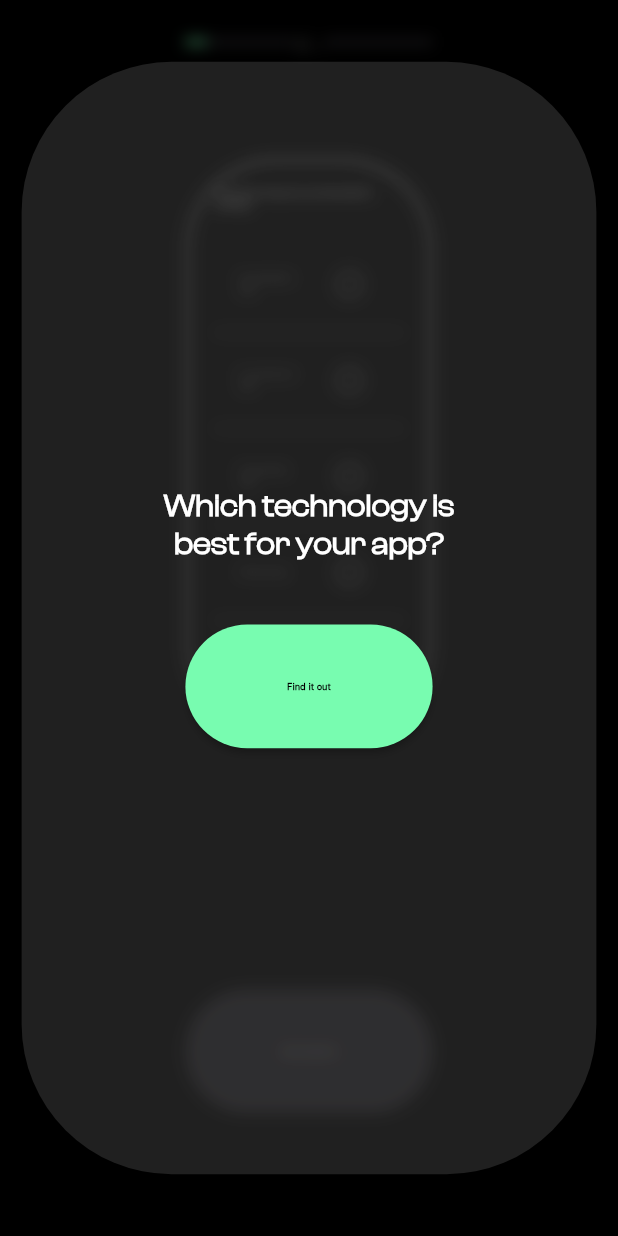
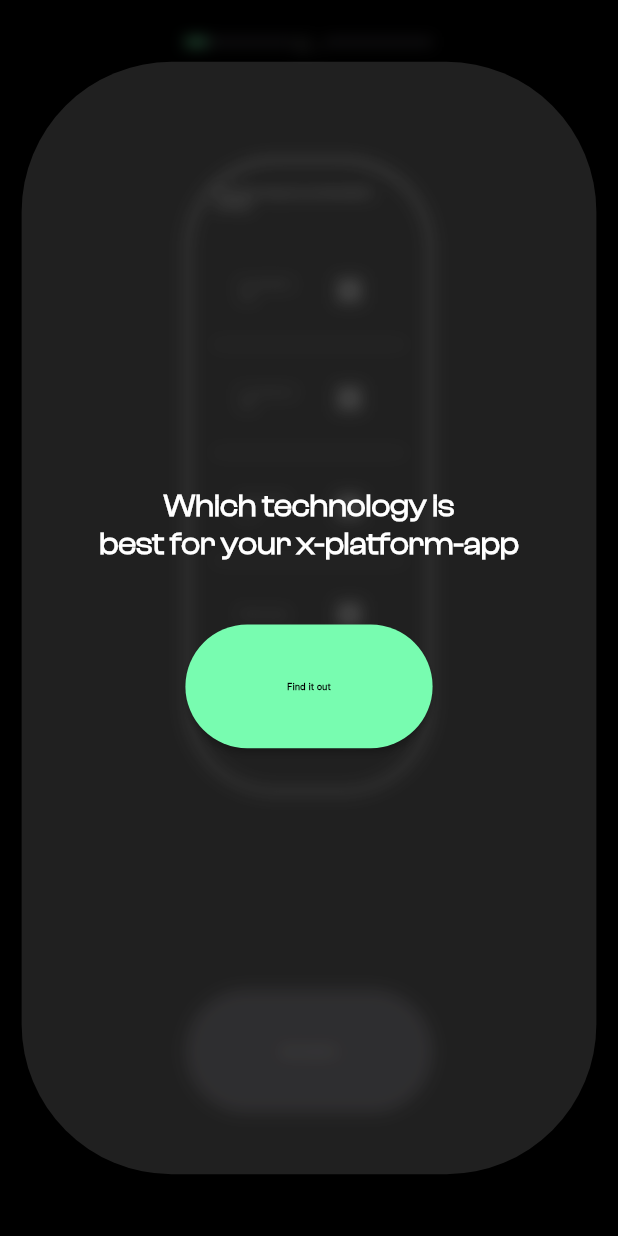
Before and after one commit to Snapp-X/Framework_quiz, a Flutter app: the ResultsScreen screen opened by its route, after a tap on the "close" icon, on a phone screen of 412 x 824 dp. Run offline on Flutter 3.47's test engine with Material 2 defaults, Android fonts, the phone set to English and light mode, and no system bars; our stand-ins replace flutter_riverpod, go_router, percent_indicator, shared_preferences; accounts and stored records are empty.

Commit message:
replaced radiolisttiles with checkboxtiles for multiple selection and fixed dialog title

```diff
--- a/analysis_options.yaml
+++ b/analysis_options.yaml
@@ -22,18 +22,17 @@ linter:
   # `// ignore_for_file: name_of_lint` syntax on the line or in the file
   # producing the lint.
   rules:
-    rules:
-      - avoid_print
-      - avoid_unnecessary_containers
-      - avoid_web_libraries_in_flutter
-      - no_logic_in_create_state
-      - prefer_const_constructors
-      - prefer_const_constructors_in_immutables
-      - prefer_const_declarations
-      - prefer_const_literals_to_create_immutables
-      - sized_box_for_whitespace
-      - use_full_hex_values_for_flutter_colors
-      - use_key_in_widget_constructors
+    - avoid_print
+    - avoid_unnecessary_containers
+    - avoid_web_libraries_in_flutter
+    - no_logic_in_create_state
+    - prefer_const_constructors
+    - prefer_const_constructors_in_immutables
+    - prefer_const_declarations
+    - prefer_const_literals_to_create_immutables
+    - sized_box_for_whitespace
+    - use_full_hex_values_for_flutter_colors
+    - use_key_in_widget_constructors
     # avoid_print: false  # Uncomment to disable the `avoid_print` rule
     # prefer_single_quotes: true  # Uncomment to enable the `prefer_single_quotes` rule
 
--- a/lib/providers/qa_provider.dart
+++ b/lib/providers/qa_provider.dart
@@ -65,7 +65,7 @@ final answersProvider = Provider<List<List<String>>>((ref) => [
 
 final currentQuestionIndexProvider = StateProvider<int>((ref) => 0);
 
-final selectedAnswerProvider = StateProvider<List<int>>((ref) {
+final selectedAnswerProvider = StateProvider<List<Set<int>>>((ref) {
   final questions = ref.watch(questionsProvider);
-  return List<int>.filled(questions.length, -1);
+  return List<Set<int>>.filled(questions.length, <int>{});
 });
--- a/lib/screens/questions_screen.dart
+++ b/lib/screens/questions_screen.dart
@@ -31,7 +31,7 @@ class _QuestionsScreenState extends ConsumerState<QuestionsScreen> {
     final currentQuestionIndex = ref.watch(currentQuestionIndexProvider);
     final selectedAnswer = ref.watch(selectedAnswerProvider);
 
-    final isAnswerSelected = selectedAnswer[currentQuestionIndex] != -1;
+    final isAnswerSelected = selectedAnswer[currentQuestionIndex].isNotEmpty;
     final isLastQuestion = currentQuestionIndex == questions.length - 1;
 
     return Scaffold(
@@ -40,7 +40,7 @@ class _QuestionsScreenState extends ConsumerState<QuestionsScreen> {
         child: Padding(
           padding: EdgeInsets.only(top: screenHeight * 0.06),
           child: Center(
-            child: Container(
+            child: SizedBox(
               width: screenWidth * 0.4,
               child: Column(
                 mainAxisAlignment: MainAxisAlignment.center,
@@ -71,21 +71,32 @@ class _QuestionsScreenState extends ConsumerState<QuestionsScreen> {
                           ),
                           itemBuilder: (context, index) {
                             final answer = answers[currentQuestionIndex][index];
+                            final isSelected =
+                                selectedAnswer[currentQuestionIndex]
+                                    .contains(index);
 
-                            return RadioListTile(
-                              activeColor: Color(0xFF78FCB0),
-                              title: Text(answer,
-                                  style:
-                                      Theme.of(context).textTheme.bodyMedium),
+                            return CheckboxListTile(
+                              activeColor: const Color(0xFF78FCB0),
+                              title: Text(
+                                answer,
+                                style: Theme.of(context).textTheme.bodyMedium,
+                              ),
                               controlAffinity: ListTileControlAffinity.trailing,
-                              visualDensity: VisualDensity.compact,
-                              value: index,
-                              groupValue: selectedAnswer[currentQuestionIndex],
+                              value: isSelected,
                               onChanged: (value) {
+                                final newSelectedAnswers = Set<int>.from(
+                                    selectedAnswer[currentQuestionIndex]);
+
+                                if (value == true) {
+                                  newSelectedAnswers.add(index);
+                                } else {
+                                  newSelectedAnswers.remove(index);
+                                }
+
                                 ref
                                     .read(selectedAnswerProvider.notifier)
                                     .state = List.from(selectedAnswer)
-                                  ..[currentQuestionIndex] = value as int;
+                                  ..[currentQuestionIndex] = newSelectedAnswers;
                               },
                             );
                           },
@@ -149,10 +160,10 @@ class _QuestionsScreenState extends ConsumerState<QuestionsScreen> {
       centerTitle: true,
       leading: currentQuestionIndex > 0
           ? Container(
-              padding: EdgeInsets.all(8),
+              padding: const EdgeInsets.all(8),
               decoration: BoxDecoration(
                 shape: BoxShape.circle,
-                color: Color(0xFF36343B).withOpacity(0.5),
+                color: const Color(0xFF36343B).withOpacity(0.5),
               ),
               child: IconButton(
                 onPressed: () {
@@ -161,7 +172,7 @@ class _QuestionsScreenState extends ConsumerState<QuestionsScreen> {
                     context.go('/');
                   }
                 },
-                icon: Icon(
+                icon: const Icon(
                   Icons.arrow_back,
                   color: Color(0xFF78FCB0),
                 ),
@@ -178,8 +189,9 @@ class _QuestionsScreenState extends ConsumerState<QuestionsScreen> {
               child: LinearProgressIndicator(
                 minHeight: 4,
                 value: (currentQuestionIndex + 1) / firstHalfLength,
-                backgroundColor: Color(0xFF36343B),
-                valueColor: AlwaysStoppedAnimation<Color>(Color(0xFF78FCB0)),
+                backgroundColor: const Color(0xFF36343B),
+                valueColor:
+                    const AlwaysStoppedAnimation<Color>(Color(0xFF78FCB0)),
               ),
             ),
             Container(
@@ -196,8 +208,9 @@ class _QuestionsScreenState extends ConsumerState<QuestionsScreen> {
                 minHeight: 4,
                 value: (currentQuestionIndex - firstHalfLength + 1) /
                     secondHalfLength,
-                backgroundColor: Color(0xFF36343B),
-                valueColor: AlwaysStoppedAnimation<Color>(Color(0xFF78FCB0)),
+                backgroundColor: const Color(0xFF36343B),
+                valueColor:
+                    const AlwaysStoppedAnimation<Color>(Color(0xFF78FCB0)),
               ),
             )
           ],
@@ -222,12 +235,12 @@ class _QuestionsScreenState extends ConsumerState<QuestionsScreen> {
           contentPadding: EdgeInsets.zero,
           clipBehavior: Clip.antiAliasWithSaveLayer,
           backgroundColor: Colors.grey.withOpacity(0.2),
-          shape: RoundedRectangleBorder(
+          shape: const RoundedRectangleBorder(
             borderRadius: BorderRadius.all(Radius.circular(100)),
           ),
           content: Builder(
             builder: (context) {
-              return Container(
+              return SizedBox(
                 height: screenHeight - (screenHeight * 0.1),
                 width: screenWidth - (screenWidth * 0.07),
                 child: Column(
@@ -236,7 +249,7 @@ class _QuestionsScreenState extends ConsumerState<QuestionsScreen> {
                     Padding(
                       padding: EdgeInsets.only(bottom: screenWidth * 0.1),
                       child: Text(
-                        'Which technology is\nbest for your app?',
+                        'Which technology is\nbest for your x-platform-app',
                         textAlign: TextAlign.center,
                         style: Theme.of(context).textTheme.displayLarge,
                       ),
--- a/lib/screens/results_screen.dart
+++ b/lib/screens/results_screen.dart
@@ -24,19 +24,19 @@ class ResultsScreen extends ConsumerWidget {
         automaticallyImplyLeading: false,
         actions: [
           Container(
-            padding: EdgeInsets.all(8),
+            padding: const EdgeInsets.all(8),
             decoration: BoxDecoration(
               shape: BoxShape.circle,
-              color: Color(0xFF36343B).withOpacity(0.5),
+              color: const Color(0xFF36343B).withOpacity(0.5),
             ),
             child: IconButton(
               onPressed: () {
                 ref.read(currentQuestionIndexProvider.notifier).state = 0;
                 ref.read(selectedAnswerProvider.notifier).state =
-                    List<int>.filled(selectedAnswer.length, -1);
+                    List<Set<int>>.filled(selectedAnswer.length, <int>{});
                 context.go('/');
               },
-              icon: Icon(
+              icon: const Icon(
                 Icons.close,
                 color: Color(0xFF78FCB0),
               ),
@@ -45,7 +45,6 @@ class ResultsScreen extends ConsumerWidget {
         ],
       ),
       body: Center(
-        child: Container(
         child: Column(
           mainAxisAlignment: MainAxisAlignment.center,
           children: [
@@ -53,7 +52,7 @@ class ResultsScreen extends ConsumerWidget {
               alignment: Alignment.topRight,
               child: Padding(
                 padding: EdgeInsets.only(right: screenWidth * 0.068),
-                  child: Container(
+                child: const SizedBox(
                   height: 112,
                   width: 308,
                   child: ImageIcon(
@@ -70,7 +69,7 @@ class ResultsScreen extends ConsumerWidget {
             Expanded(
               child: Padding(
                 padding: const EdgeInsets.all(16.0),
-                  child: Container(
+                child: SizedBox(
                   width: screenWidth * 0.4,
                   child: ListView.builder(
                     itemCount: results.length,
@@ -79,17 +78,17 @@ class ResultsScreen extends ConsumerWidget {
                       final result = entries[index].value;
                       return ListTile(
                         title: Padding(
-                            padding: EdgeInsets.only(bottom: 6),
+                          padding: const EdgeInsets.only(bottom: 6),
                           child: Stack(
                             children: [
                               LinearPercentIndicator(
-                                  backgroundColor: Color(0xFF36343B),
+                                backgroundColor: const Color(0xFF36343B),
                                 animation: true,
                                 lineHeight: 30,
                                 animationDuration: 2000,
                                 percent: result['percentage'],
                                 barRadius: const Radius.circular(16),
-                                  progressColor: Color(0xFF78FCB0),
+                                progressColor: const Color(0xFF78FCB0),
                               ),
                               Positioned(
                                 left: 0,
@@ -132,7 +131,6 @@ class ResultsScreen extends ConsumerWidget {
           ],
         ),
       ),
-      ),
     );
   }
 }
--- a/lib/styling/custom_themedata.dart
+++ b/lib/styling/custom_themedata.dart
@@ -46,7 +46,7 @@ ThemeData buildCustomThemeData(BuildContext context) {
             if (states.contains(MaterialState.disabled)) {
               return Colors.white.withOpacity(0.5);
             }
-            return Color(0xFF141414);
+            return const Color(0xFF141414);
           },
         ),
         shape: MaterialStateProperty.all<RoundedRectangleBorder>(
@@ -57,18 +57,18 @@ ThemeData buildCustomThemeData(BuildContext context) {
         backgroundColor: MaterialStateProperty.resolveWith<Color>(
           (Set<MaterialState> states) {
             if (states.contains(MaterialState.disabled)) {
-              return Color(0xFF36343B);
+              return const Color(0xFF36343B);
             }
-            return Color(0xFF78FCB0);
+            return const Color(0xFF78FCB0);
           },
         ),
       ),
     ),
-    radioTheme: RadioThemeData(
+    checkboxTheme: CheckboxThemeData(
       fillColor: MaterialStateProperty.resolveWith<Color>(
         (Set<MaterialState> states) {
           if (states.contains(MaterialState.selected)) {
-            return Color(0xFF78FCB0);
+            return const Color(0xFF78FCB0);
           }
           return Colors.white.withOpacity(0.5);
         },
```
Lines whose indentation alone changed are shown as unchanged.
